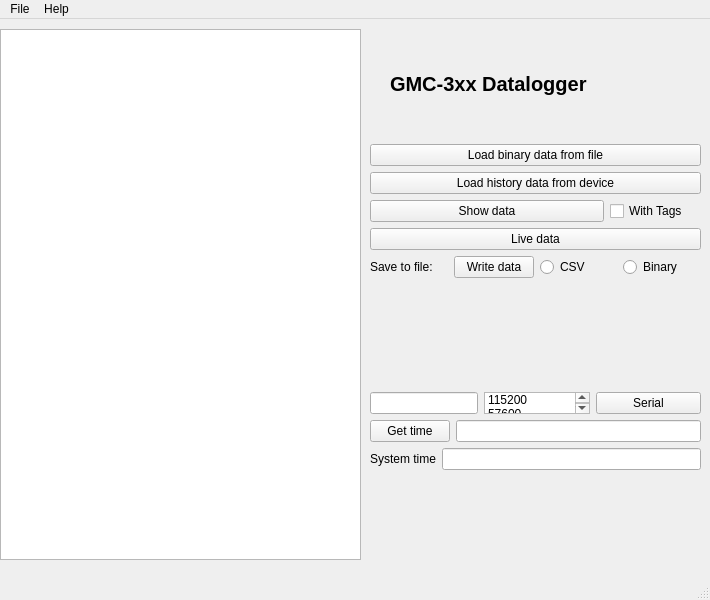
First picture: the form in gwcp3.ui, repository Dibal/gmc_datalogger, before the edit.
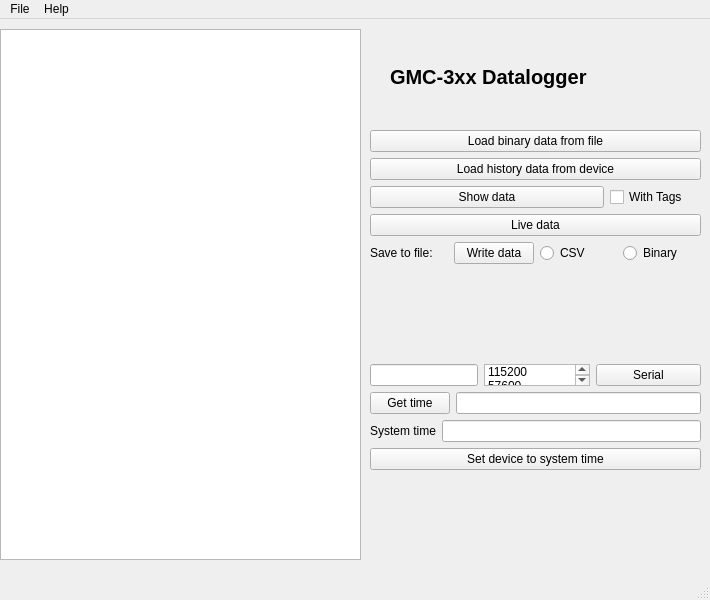
Second picture: the form after the edit.

Commit message: add functionality to set device time to system time

```diff
--- a/gwcp3.ui
+++ b/gwcp3.ui
@@ -351,6 +351,20 @@
           </widget>
          </item>
         </layout>
+	</item>
+	<item>
+        <layout class="QHBoxLayout" name="horizontalLayout_13">
+         <item>
+          <widget class="QPushButton" name="pushButtonsetTime">
+           <property name="toolTip">
+            <string>Set device date and time</string>
+           </property>
+           <property name="text">
+            <string>Set device to system time</string>
+           </property>
+          </widget>
+         </item>
+        </layout>
        </item>
        <item>
         <layout class="QHBoxLayout" name="horizontalLayout_15"/>
```
The commit also changes 3 other files.
